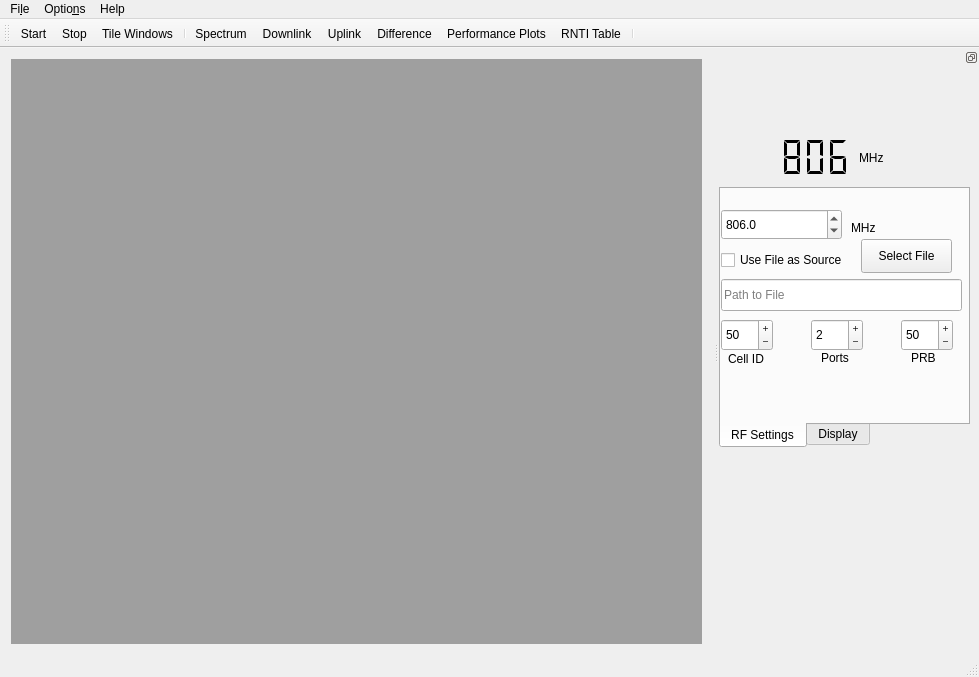
Qt form src/gui/mainwindow.ui (falkenber9/falcon) before a commit.
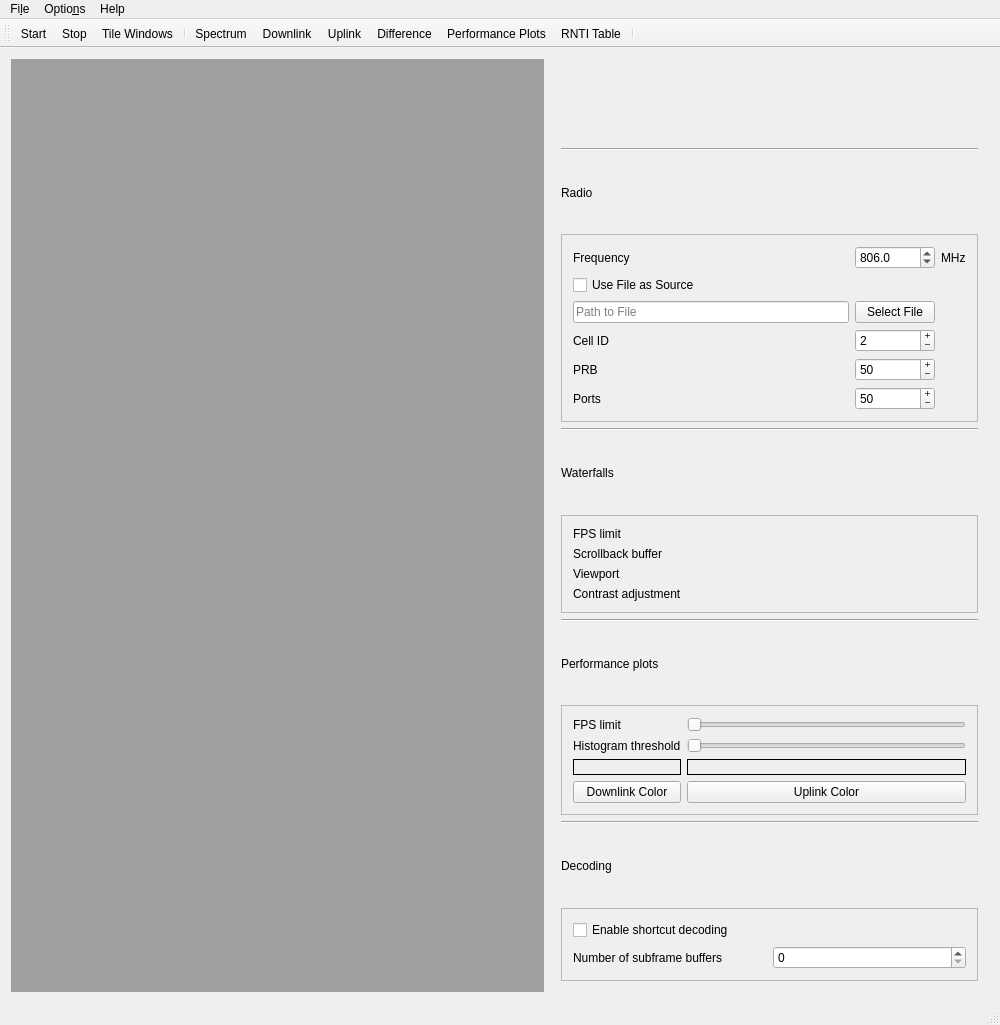
The same form after that commit. The open tabs and pages were chosen to show the change. Icons and pictures are not drawn.

```diff
--- a/src/gui/mainwindow.ui
+++ b/src/gui/mainwindow.ui
@@ -6,8 +6,8 @@
    <rect>
     <x>0</x>
     <y>0</y>
-    <width>979</width>
-    <height>677</height>
+    <width>1000</width>
+    <height>1025</height>
    </rect>
   </property>
   <property name="maximumSize">
@@ -47,6 +47,401 @@
       </property>
      </widget>
     </item>
+    <item>
+     <widget class="QWidget" name="widget" native="true">
+      <property name="sizePolicy">
+       <sizepolicy hsizetype="Preferred" vsizetype="Preferred">
+        <horstretch>0</horstretch>
+        <verstretch>0</verstretch>
+       </sizepolicy>
+      </property>
+      <layout class="QVBoxLayout" name="verticalLayout">
+       <item>
+        <widget class="QLabel" name="label_14">
+         <property name="sizePolicy">
+          <sizepolicy hsizetype="Preferred" vsizetype="Preferred">
+           <horstretch>0</horstretch>
+           <verstretch>0</verstretch>
+          </sizepolicy>
+         </property>
+         <property name="maximumSize">
+          <size>
+           <width>500</width>
+           <height>288</height>
+          </size>
+         </property>
+         <property name="text">
+          <string/>
+         </property>
+         <property name="pixmap">
+          <pixmap resource="../../gfx/images.qrc">:/logo/FALCON_banner.png</pixmap>
+         </property>
+         <property name="scaledContents">
+          <bool>true</bool>
+         </property>
+        </widget>
+       </item>
+       <item>
+        <widget class="Line" name="line_5">
+         <property name="orientation">
+          <enum>Qt::Horizontal</enum>
+         </property>
+        </widget>
+       </item>
+       <item>
+        <widget class="QLabel" name="label_15">
+         <property name="text">
+          <string>Radio</string>
+         </property>
+        </widget>
+       </item>
+       <item>
+        <widget class="QFrame" name="frame">
+         <property name="frameShape">
+          <enum>QFrame::StyledPanel</enum>
+         </property>
+         <property name="frameShadow">
+          <enum>QFrame::Raised</enum>
+         </property>
+         <layout class="QGridLayout" name="gridLayout_3">
+          <item row="4" column="1">
+           <widget class="QSpinBox" name="spinBox_Ports">
+            <property name="buttonSymbols">
+             <enum>QAbstractSpinBox::PlusMinus</enum>
+            </property>
+            <property name="accelerated">
+             <bool>true</bool>
+            </property>
+            <property name="value">
+             <number>2</number>
+            </property>
+           </widget>
+          </item>
+          <item row="1" column="1">
+           <widget class="QDoubleSpinBox" name="doubleSpinBox_rf_freq">
+            <property name="decimals">
+             <number>1</number>
+            </property>
+            <property name="maximum">
+             <double>6000.000000000000000</double>
+            </property>
+            <property name="singleStep">
+             <double>0.100000000000000</double>
+            </property>
+            <property name="value">
+             <double>806.000000000000000</double>
+            </property>
+           </widget>
+          </item>
+          <item row="6" column="0">
+           <widget class="QLabel" name="label_3">
+            <property name="text">
+             <string>Ports</string>
+            </property>
+           </widget>
+          </item>
+          <item row="3" column="1">
+           <widget class="QPushButton" name="Select_file_button">
+            <property name="text">
+             <string>Select File</string>
+            </property>
+           </widget>
+          </item>
+          <item row="5" column="0">
+           <widget class="QLabel" name="label_4">
+            <property name="text">
+             <string>PRB</string>
+            </property>
+           </widget>
+          </item>
+          <item row="6" column="1">
+           <widget class="QSpinBox" name="spinBox_CellId">
+            <property name="buttonSymbols">
+             <enum>QAbstractSpinBox::PlusMinus</enum>
+            </property>
+            <property name="accelerated">
+             <bool>true</bool>
+            </property>
+            <property name="maximum">
+             <number>999</number>
+            </property>
+            <property name="value">
+             <number>50</number>
+            </property>
+           </widget>
+          </item>
+          <item row="4" column="0">
+           <widget class="QLabel" name="label_2">
+            <property name="text">
+             <string>Cell ID</string>
+            </property>
+           </widget>
+          </item>
+          <item row="1" column="0">
+           <widget class="QLabel" name="label_17">
+            <property name="text">
+             <string>Frequency</string>
+            </property>
+           </widget>
+          </item>
+          <item row="1" column="2">
+           <widget class="QLabel" name="label_5">
+            <property name="text">
+             <string>MHz</string>
+            </property>
+           </widget>
+          </item>
+          <item row="3" column="0">
+           <widget class="QLineEdit" name="lineEdit_FileName">
+            <property name="acceptDrops">
+             <bool>false</bool>
+            </property>
+            <property name="echoMode">
+             <enum>QLineEdit::Normal</enum>
+            </property>
+            <property name="dragEnabled">
+             <bool>true</bool>
+            </property>
+            <property name="placeholderText">
+             <string>Path to File</string>
+            </property>
+            <property name="clearButtonEnabled">
+             <bool>true</bool>
+            </property>
+           </widget>
+          </item>
+          <item row="5" column="1">
+           <widget class="QSpinBox" name="spinBox_Prb">
+            <property name="buttonSymbols">
+             <enum>QAbstractSpinBox::PlusMinus</enum>
+            </property>
+            <property name="accelerated">
+             <bool>true</bool>
+            </property>
+            <property name="maximum">
+             <number>999</number>
+            </property>
+            <property name="value">
+             <number>50</number>
+            </property>
+           </widget>
+          </item>
+          <item row="2" column="0" colspan="2">
+           <widget class="QCheckBox" name="checkBox_FileAsSource">
+            <property name="text">
+             <string>Use File as Source</string>
+            </property>
+           </widget>
+          </item>
+         </layout>
+        </widget>
+       </item>
+       <item>
+        <widget class="Line" name="line_4">
+         <property name="orientation">
+          <enum>Qt::Horizontal</enum>
+         </property>
+        </widget>
+       </item>
+       <item>
+        <widget class="QLabel" name="label_13">
+         <property name="text">
+          <string>Waterfalls</string>
+         </property>
+        </widget>
+       </item>
+       <item>
+        <widget class="QFrame" name="frame_2">
+         <property name="frameShape">
+          <enum>QFrame::StyledPanel</enum>
+         </property>
+         <property name="frameShadow">
+          <enum>QFrame::Raised</enum>
+         </property>
+         <layout class="QGridLayout" name="gridLayout_4">
+          <item row="3" column="0">
+           <widget class="QLabel" name="label_21">
+            <property name="text">
+             <string>Contrast adjustment</string>
+            </property>
+           </widget>
+          </item>
+          <item row="2" column="0">
+           <widget class="QLabel" name="label_20">
+            <property name="text">
+             <string>Viewport</string>
+            </property>
+           </widget>
+          </item>
+          <item row="1" column="0">
+           <widget class="QLabel" name="label_19">
+            <property name="text">
+             <string>Scrollback buffer</string>
+            </property>
+           </widget>
+          </item>
+          <item row="0" column="0">
+           <widget class="QLabel" name="label_18">
+            <property name="text">
+             <string>FPS limit</string>
+            </property>
+           </widget>
+          </item>
+         </layout>
+        </widget>
+       </item>
+       <item>
+        <widget class="Line" name="line_6">
+         <property name="orientation">
+          <enum>Qt::Horizontal</enum>
+         </property>
+        </widget>
+       </item>
+       <item>
+        <widget class="QLabel" name="label_12">
+         <property name="text">
+          <string>Performance plots</string>
+         </property>
+        </widget>
+       </item>
+       <item>
+        <widget class="QFrame" name="frame_3">
+         <property name="frameShape">
+          <enum>QFrame::StyledPanel</enum>
+         </property>
+         <property name="frameShadow">
+          <enum>QFrame::Raised</enum>
+         </property>
+         <layout class="QGridLayout" name="gridLayout_2">
+          <item row="3" column="0">
+           <widget class="QLabel" name="label_23">
+            <property name="text">
+             <string>Histogram threshold</string>
+            </property>
+           </widget>
+          </item>
+          <item row="4" column="0">
+           <widget class="QLabel" name="color_label_downlink">
+            <property name="autoFillBackground">
+             <bool>true</bool>
+            </property>
+            <property name="frameShape">
+             <enum>QFrame::Box</enum>
+            </property>
+            <property name="frameShadow">
+             <enum>QFrame::Plain</enum>
+            </property>
+            <property name="midLineWidth">
+             <number>4</number>
+            </property>
+            <property name="text">
+             <string/>
+            </property>
+           </widget>
+          </item>
+          <item row="3" column="2">
+           <widget class="QSlider" name="horizontalSlider_2">
+            <property name="orientation">
+             <enum>Qt::Horizontal</enum>
+            </property>
+           </widget>
+          </item>
+          <item row="5" column="0">
+           <widget class="QPushButton" name="pushButton_downlink_color">
+            <property name="text">
+             <string>Downlink Color</string>
+            </property>
+           </widget>
+          </item>
+          <item row="4" column="2">
+           <widget class="QLabel" name="color_label_uplink">
+            <property name="autoFillBackground">
+             <bool>true</bool>
+            </property>
+            <property name="frameShape">
+             <enum>QFrame::Box</enum>
+            </property>
+            <property name="frameShadow">
+             <enum>QFrame::Plain</enum>
+            </property>
+            <property name="midLineWidth">
+             <number>4</number>
+            </property>
+            <property name="text">
+             <string/>
+            </property>
+           </widget>
+          </item>
+          <item row="0" column="0">
+           <widget class="QLabel" name="label_22">
+            <property name="text">
+             <string>FPS limit</string>
+            </property>
+           </widget>
+          </item>
+          <item row="5" column="2">
+           <widget class="QPushButton" name="pushButton_uplink_color">
+            <property name="text">
+             <string>Uplink Color</string>
+            </property>
+           </widget>
+          </item>
+          <item row="0" column="2">
+           <widget class="QSlider" name="horizontalSlider">
+            <property name="orientation">
+             <enum>Qt::Horizontal</enum>
+            </property>
+           </widget>
+          </item>
+         </layout>
+        </widget>
+       </item>
+       <item>
+        <widget class="Line" name="line_7">
+         <property name="orientation">
+          <enum>Qt::Horizontal</enum>
+         </property>
+        </widget>
+       </item>
+       <item>
+        <widget class="QLabel" name="label_16">
+         <property name="text">
+          <string>Decoding</string>
+         </property>
+        </widget>
+       </item>
+       <item>
+        <widget class="QFrame" name="frame_4">
+         <property name="frameShape">
+          <enum>QFrame::StyledPanel</enum>
+         </property>
+         <property name="frameShadow">
+          <enum>QFrame::Raised</enum>
+         </property>
+         <layout class="QGridLayout" name="gridLayout_5">
+          <item row="1" column="1">
+           <widget class="QSpinBox" name="spinBox"/>
+          </item>
+          <item row="1" column="0">
+           <widget class="QLabel" name="label_24">
+            <property name="text">
+             <string>Number of subframe buffers</string>
+            </property>
+           </widget>
+          </item>
+          <item row="0" column="0" colspan="2">
+           <widget class="QCheckBox" name="checkBox">
+            <property name="text">
+             <string>Enable shortcut decoding</string>
+            </property>
+           </widget>
+          </item>
+         </layout>
+        </widget>
+       </item>
+      </layout>
+     </widget>
+    </item>
    </layout>
   </widget>
   <widget class="QMenuBar" name="menuBar">
@@ -54,8 +449,8 @@
     <rect>
      <x>0</x>
      <y>0</y>
-     <width>979</width>
-     <height>24</height>
+     <width>1000</width>
+     <height>30</height>
     </rect>
    </property>
    <widget class="QMenu" name="menuFile">
@@ -126,390 +521,6 @@
    <addaction name="separator"/>
   </widget>
   <widget class="QStatusBar" name="statusBar"/>
-  <widget class="QDockWidget" name="dockWidget">
-   <property name="sizePolicy">
-    <sizepolicy hsizetype="Expanding" vsizetype="Expanding">
-     <horstretch>0</horstretch>
-     <verstretch>0</verstretch>
-    </sizepolicy>
-   </property>
-   <property name="minimumSize">
-    <size>
-     <width>260</width>
-     <height>50</height>
-    </size>
-   </property>
-   <property name="features">
-    <set>QDockWidget::DockWidgetFloatable|QDockWidget::DockWidgetMovable</set>
-   </property>
-   <property name="allowedAreas">
-    <set>Qt::LeftDockWidgetArea|Qt::RightDockWidgetArea</set>
-   </property>
-   <attribute name="dockWidgetArea">
-    <number>2</number>
-   </attribute>
-   <widget class="QWidget" name="dockWidgetContents">
-    <widget class="QTabWidget" name="tabWidget">
-     <property name="geometry">
-      <rect>
-       <x>0</x>
-       <y>120</y>
-       <width>251</width>
-       <height>261</height>
-      </rect>
-     </property>
-     <property name="tabPosition">
-      <enum>QTabWidget::South</enum>
-     </property>
-     <property name="tabShape">
-      <enum>QTabWidget::Rounded</enum>
-     </property>
-     <property name="currentIndex">
-      <number>1</number>
-     </property>
-     <widget class="QWidget" name="rf_settings">
-      <attribute name="title">
-       <string>RF Settings</string>
-      </attribute>
-      <widget class="QCheckBox" name="checkBox_FileAsSource">
-       <property name="geometry">
-        <rect>
-         <x>0</x>
-         <y>60</y>
-         <width>141</width>
-         <height>22</height>
-        </rect>
-       </property>
-       <property name="text">
-        <string>Use File as Source</string>
-       </property>
-      </widget>
-      <widget class="QSpinBox" name="spinBox_CellId">
-       <property name="geometry">
-        <rect>
-         <x>0</x>
-         <y>130</y>
-         <width>52</width>
-         <height>32</height>
-        </rect>
-       </property>
-       <property name="buttonSymbols">
-        <enum>QAbstractSpinBox::PlusMinus</enum>
-       </property>
-       <property name="accelerated">
-        <bool>true</bool>
-       </property>
-       <property name="maximum">
-        <number>999</number>
-       </property>
-       <property name="value">
-        <number>50</number>
-       </property>
-      </widget>
-      <widget class="QSpinBox" name="spinBox_Ports">
-       <property name="geometry">
-        <rect>
-         <x>90</x>
-         <y>130</y>
-         <width>52</width>
-         <height>32</height>
-        </rect>
-       </property>
-       <property name="buttonSymbols">
-        <enum>QAbstractSpinBox::PlusMinus</enum>
-       </property>
-       <property name="accelerated">
-        <bool>true</bool>
-       </property>
-       <property name="value">
-        <number>2</number>
-       </property>
-      </widget>
-      <widget class="QSpinBox" name="spinBox_Prb">
-       <property name="geometry">
-        <rect>
-         <x>180</x>
-         <y>130</y>
-         <width>52</width>
-         <height>32</height>
-        </rect>
-       </property>
-       <property name="buttonSymbols">
-        <enum>QAbstractSpinBox::PlusMinus</enum>
-       </property>
-       <property name="accelerated">
-        <bool>true</bool>
-       </property>
-       <property name="maximum">
-        <number>999</number>
-       </property>
-       <property name="value">
-        <number>50</number>
-       </property>
-      </widget>
-      <widget class="QLabel" name="label_2">
-       <property name="geometry">
-        <rect>
-         <x>7</x>
-         <y>160</y>
-         <width>61</width>
-         <height>20</height>
-        </rect>
-       </property>
-       <property name="text">
-        <string>Cell ID</string>
-       </property>
-      </widget>
-      <widget class="QLabel" name="label_3">
-       <property name="geometry">
-        <rect>
-         <x>100</x>
-         <y>160</y>
-         <width>58</width>
-         <height>18</height>
-        </rect>
-       </property>
-       <property name="text">
-        <string>Ports</string>
-       </property>
-      </widget>
-      <widget class="QLabel" name="label_4">
-       <property name="geometry">
-        <rect>
-         <x>190</x>
-         <y>160</y>
-         <width>58</width>
-         <height>18</height>
-        </rect>
-       </property>
-       <property name="text">
-        <string>PRB</string>
-       </property>
-      </widget>
-      <widget class="QLabel" name="label_5">
-       <property name="geometry">
-        <rect>
-         <x>130</x>
-         <y>30</y>
-         <width>58</width>
-         <height>18</height>
-        </rect>
-       </property>
-       <property name="text">
-        <string>MHz</string>
-       </property>
-      </widget>
-      <widget class="QLineEdit" name="lineEdit_FileName">
-       <property name="geometry">
-        <rect>
-         <x>0</x>
-         <y>90</y>
-         <width>241</width>
-         <height>32</height>
-        </rect>
-       </property>
-       <property name="acceptDrops">
-        <bool>false</bool>
-       </property>
-       <property name="echoMode">
-        <enum>QLineEdit::Normal</enum>
-       </property>
-       <property name="dragEnabled">
-        <bool>true</bool>
-       </property>
-       <property name="placeholderText">
-        <string>Path to File</string>
-       </property>
-       <property name="clearButtonEnabled">
-        <bool>true</bool>
-       </property>
-      </widget>
-      <widget class="QPushButton" name="Select_file_button">
-       <property name="geometry">
-        <rect>
-         <x>140</x>
-         <y>50</y>
-         <width>91</width>
-         <height>34</height>
-        </rect>
-       </property>
-       <property name="text">
-        <string>Select File</string>
-       </property>
-      </widget>
-      <widget class="QDoubleSpinBox" name="doubleSpinBox_rf_freq">
-       <property name="geometry">
-        <rect>
-         <x>0</x>
-         <y>20</y>
-         <width>121</width>
-         <height>31</height>
-        </rect>
-       </property>
-       <property name="decimals">
-        <number>1</number>
-       </property>
-       <property name="maximum">
-        <double>6000.000000000000000</double>
-       </property>
-       <property name="singleStep">
-        <double>0.100000000000000</double>
-       </property>
-       <property name="value">
-        <double>806.000000000000000</double>
-       </property>
-      </widget>
-     </widget>
-     <widget class="QWidget" name="color_settings">
-      <attribute name="title">
-       <string>Display</string>
-      </attribute>
-      <widget class="QLabel" name="color_label_downlink">
-       <property name="geometry">
-        <rect>
-         <x>0</x>
-         <y>0</y>
-         <width>58</width>
-         <height>21</height>
-        </rect>
-       </property>
-       <property name="autoFillBackground">
-        <bool>true</bool>
-       </property>
-       <property name="frameShape">
-        <enum>QFrame::Box</enum>
-       </property>
-       <property name="frameShadow">
-        <enum>QFrame::Plain</enum>
-       </property>
-       <property name="midLineWidth">
-        <number>4</number>
-       </property>
-       <property name="text">
-        <string/>
-       </property>
-      </widget>
-      <widget class="QPushButton" name="pushButton_downlink_color">
-       <property name="geometry">
-        <rect>
-         <x>60</x>
-         <y>0</y>
-         <width>131</width>
-         <height>21</height>
-        </rect>
-       </property>
-       <property name="text">
-        <string>Downlink Color</string>
-       </property>
-      </widget>
-      <widget class="QLabel" name="color_label_uplink">
-       <property name="geometry">
-        <rect>
-         <x>0</x>
-         <y>30</y>
-         <width>58</width>
-         <height>21</height>
-        </rect>
-       </property>
-       <property name="autoFillBackground">
-        <bool>true</bool>
-       </property>
-       <property name="frameShape">
-        <enum>QFrame::Box</enum>
-       </property>
-       <property name="frameShadow">
-        <enum>QFrame::Plain</enum>
-       </property>
-       <property name="midLineWidth">
-        <number>4</number>
-       </property>
-       <property name="text">
-        <string/>
-       </property>
-      </widget>
-      <widget class="QPushButton" name="pushButton_uplink_color">
-       <property name="geometry">
-        <rect>
-         <x>60</x>
-         <y>30</y>
-         <width>131</width>
-         <height>21</height>
-        </rect>
-       </property>
-       <property name="text">
-        <string>Uplink Color</string>
-       </property>
-      </widget>
-     </widget>
-    </widget>
-    <widget class="QLCDNumber" name="lcdNumber_rf_freq">
-     <property name="geometry">
-      <rect>
-       <x>10</x>
-       <y>70</y>
-       <width>131</width>
-       <height>41</height>
-      </rect>
-     </property>
-     <property name="midLineWidth">
-      <number>-2</number>
-     </property>
-     <property name="smallDecimalPoint">
-      <bool>true</bool>
-     </property>
-     <property name="digitCount">
-      <number>5</number>
-     </property>
-     <property name="segmentStyle">
-      <enum>QLCDNumber::Flat</enum>
-     </property>
-     <property name="value" stdset="0">
-      <double>806.000000000000000</double>
-     </property>
-     <property name="intValue" stdset="0">
-      <number>806</number>
-     </property>
-    </widget>
-    <widget class="QLabel" name="label">
-     <property name="geometry">
-      <rect>
-       <x>140</x>
-       <y>70</y>
-       <width>58</width>
-       <height>41</height>
-      </rect>
-     </property>
-     <property name="text">
-      <string>MHz</string>
-     </property>
-     <property name="textFormat">
-      <enum>Qt::AutoText</enum>
-     </property>
-     <property name="scaledContents">
-      <bool>false</bool>
-     </property>
-    </widget>
-    <widget class="QLabel" name="label_6">
-     <property name="geometry">
-      <rect>
-       <x>0</x>
-       <y>-10</y>
-       <width>251</width>
-       <height>81</height>
-      </rect>
-     </property>
-     <property name="text">
-      <string/>
-     </property>
-     <property name="pixmap">
-      <pixmap resource="../../gfx/images.qrc">:/logo/FALCON_banner.png</pixmap>
-     </property>
-     <property name="scaledContents">
-      <bool>true</bool>
-     </property>
-    </widget>
-   </widget>
-  </widget>
   <action name="actionStart">
    <property name="text">
     <string>&amp;Start</string>
@@ -621,7 +632,7 @@
     <bool>true</bool>
    </property>
    <property name="text">
-    <string>RNTI Table</string>
+    <string>&amp;RNTI Table</string>
    </property>
   </action>
   <zorder>dockWidget</zorder>
```
